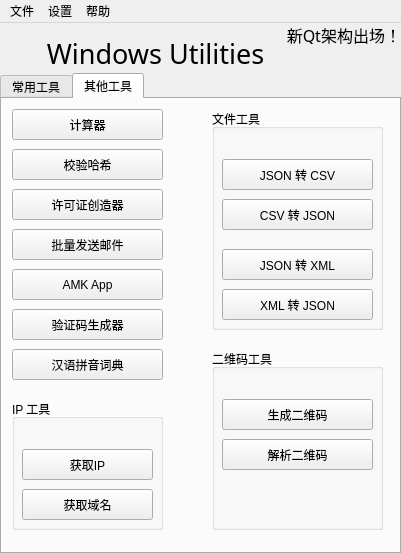
Before: the Qt Designer form data/ui/main.ui in wangzixin1940/Python-Utilities, drawn with Qt 5.
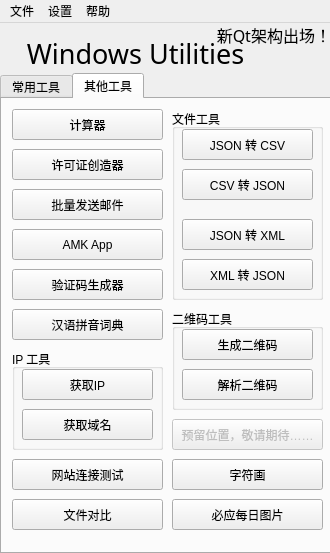
After: the same form once the commit is applied. The open tabs and pages were chosen to show the change. Icons and pictures are not drawn.

```diff
--- a/data/ui/main.ui
+++ b/data/ui/main.ui
@@ -6,7 +6,7 @@
    <rect>
     <x>0</x>
     <y>0</y>
-    <width>401</width>
+    <width>330</width>
     <height>553</height>
    </rect>
   </property>
@@ -26,7 +26,7 @@
    <widget class="QLabel" name="main_title">
     <property name="geometry">
      <rect>
-      <x>0</x>
+      <x>-20</x>
       <y>0</y>
       <width>311</width>
       <height>61</height>
@@ -48,7 +48,7 @@
    <widget class="QLabel" name="news">
     <property name="geometry">
      <rect>
-      <x>270</x>
+      <x>200</x>
       <y>0</y>
       <width>131</width>
       <height>21</height>
@@ -75,7 +75,7 @@
      <rect>
       <x>0</x>
       <y>50</y>
-      <width>401</width>
+      <width>331</width>
       <height>481</height>
      </rect>
     </property>
@@ -195,24 +195,11 @@
        <string>计算器</string>
       </property>
      </widget>
-     <widget class="QPushButton" name="hash_checker">
-      <property name="geometry">
-       <rect>
-        <x>10</x>
-        <y>50</y>
-        <width>151</width>
-        <height>31</height>
-       </rect>
-      </property>
-      <property name="text">
-       <string>校验哈希</string>
-      </property>
-     </widget>
      <widget class="QPushButton" name="licence_creator">
       <property name="geometry">
        <rect>
         <x>10</x>
-        <y>90</y>
+        <y>50</y>
         <width>151</width>
         <height>31</height>
        </rect>
@@ -225,7 +212,7 @@
       <property name="geometry">
        <rect>
         <x>10</x>
-        <y>130</y>
+        <y>90</y>
         <width>151</width>
         <height>31</height>
        </rect>
@@ -238,9 +225,9 @@
       <property name="geometry">
        <rect>
         <x>10</x>
-        <y>300</y>
+        <y>250</y>
         <width>151</width>
-        <height>131</height>
+        <height>101</height>
        </rect>
       </property>
       <property name="title">
@@ -250,7 +237,7 @@
        <property name="geometry">
         <rect>
          <x>10</x>
-         <y>50</y>
+         <y>20</y>
          <width>131</width>
          <height>31</height>
         </rect>
@@ -263,7 +250,7 @@
        <property name="geometry">
         <rect>
          <x>10</x>
-         <y>90</y>
+         <y>60</y>
          <width>131</width>
          <height>31</height>
         </rect>
@@ -276,10 +263,10 @@
      <widget class="QGroupBox" name="qrcode_group">
       <property name="geometry">
        <rect>
-        <x>210</x>
-        <y>250</y>
-        <width>171</width>
-        <height>181</height>
+        <x>170</x>
+        <y>210</y>
+        <width>151</width>
+        <height>101</height>
        </rect>
       </property>
       <property name="title">
@@ -289,8 +276,8 @@
        <property name="geometry">
         <rect>
          <x>10</x>
-         <y>50</y>
-         <width>151</width>
+         <y>20</y>
+         <width>131</width>
          <height>31</height>
         </rect>
        </property>
@@ -302,8 +289,8 @@
        <property name="geometry">
         <rect>
          <x>10</x>
-         <y>90</y>
-         <width>151</width>
+         <y>60</y>
+         <width>131</width>
          <height>31</height>
         </rect>
        </property>
@@ -315,10 +302,10 @@
      <widget class="QGroupBox" name="file_group">
       <property name="geometry">
        <rect>
-        <x>210</x>
+        <x>170</x>
         <y>10</y>
-        <width>171</width>
-        <height>221</height>
+        <width>151</width>
+        <height>191</height>
        </rect>
       </property>
       <property name="title">
@@ -328,8 +315,8 @@
        <property name="geometry">
         <rect>
          <x>10</x>
-         <y>50</y>
-         <width>151</width>
+         <y>20</y>
+         <width>131</width>
          <height>31</height>
         </rect>
        </property>
@@ -341,8 +328,8 @@
        <property name="geometry">
         <rect>
          <x>10</x>
-         <y>90</y>
-         <width>151</width>
+         <y>60</y>
+         <width>131</width>
          <height>31</height>
         </rect>
        </property>
@@ -354,8 +341,8 @@
        <property name="geometry">
         <rect>
          <x>10</x>
-         <y>140</y>
-         <width>151</width>
+         <y>110</y>
+         <width>131</width>
          <height>31</height>
         </rect>
        </property>
@@ -367,8 +354,8 @@
        <property name="geometry">
         <rect>
          <x>10</x>
-         <y>180</y>
-         <width>151</width>
+         <y>150</y>
+         <width>131</width>
          <height>31</height>
         </rect>
        </property>
@@ -381,7 +368,7 @@
       <property name="geometry">
        <rect>
         <x>10</x>
-        <y>170</y>
+        <y>130</y>
         <width>151</width>
         <height>31</height>
        </rect>
@@ -394,7 +381,7 @@
       <property name="geometry">
        <rect>
         <x>10</x>
-        <y>210</y>
+        <y>170</y>
         <width>151</width>
         <height>31</height>
        </rect>
@@ -407,7 +394,7 @@
       <property name="geometry">
        <rect>
         <x>10</x>
-        <y>250</y>
+        <y>210</y>
         <width>151</width>
         <height>31</height>
        </rect>
@@ -416,6 +403,74 @@
        <string>汉语拼音词典</string>
       </property>
      </widget>
+     <widget class="QPushButton" name="web_connect_test">
+      <property name="geometry">
+       <rect>
+        <x>10</x>
+        <y>360</y>
+        <width>151</width>
+        <height>31</height>
+       </rect>
+      </property>
+      <property name="text">
+       <string>网站连接测试</string>
+      </property>
+     </widget>
+     <widget class="QPushButton" name="file_diff">
+      <property name="geometry">
+       <rect>
+        <x>10</x>
+        <y>400</y>
+        <width>151</width>
+        <height>31</height>
+       </rect>
+      </property>
+      <property name="text">
+       <string>文件对比</string>
+      </property>
+     </widget>
+     <widget class="QPushButton" name="ascii_art">
+      <property name="geometry">
+       <rect>
+        <x>170</x>
+        <y>360</y>
+        <width>151</width>
+        <height>31</height>
+       </rect>
+      </property>
+      <property name="text">
+       <string>字符画</string>
+      </property>
+     </widget>
+     <widget class="QPushButton" name="bings_daily_photo">
+      <property name="geometry">
+       <rect>
+        <x>170</x>
+        <y>400</y>
+        <width>151</width>
+        <height>31</height>
+       </rect>
+      </property>
+      <property name="text">
+       <string>必应每日图片</string>
+      </property>
+     </widget>
+     <widget class="QPushButton" name="COMMINGSOON">
+      <property name="enabled">
+       <bool>false</bool>
+      </property>
+      <property name="geometry">
+       <rect>
+        <x>170</x>
+        <y>320</y>
+        <width>151</width>
+        <height>31</height>
+       </rect>
+      </property>
+      <property name="text">
+       <string>预留位置，敬请期待……</string>
+      </property>
+     </widget>
     </widget>
    </widget>
   </widget>
@@ -424,7 +479,7 @@
     <rect>
      <x>0</x>
      <y>0</y>
-     <width>401</width>
+     <width>330</width>
      <height>20</height>
     </rect>
    </property>
```
Left out of the diff: 20 changed lines with no effect on the pictures.
